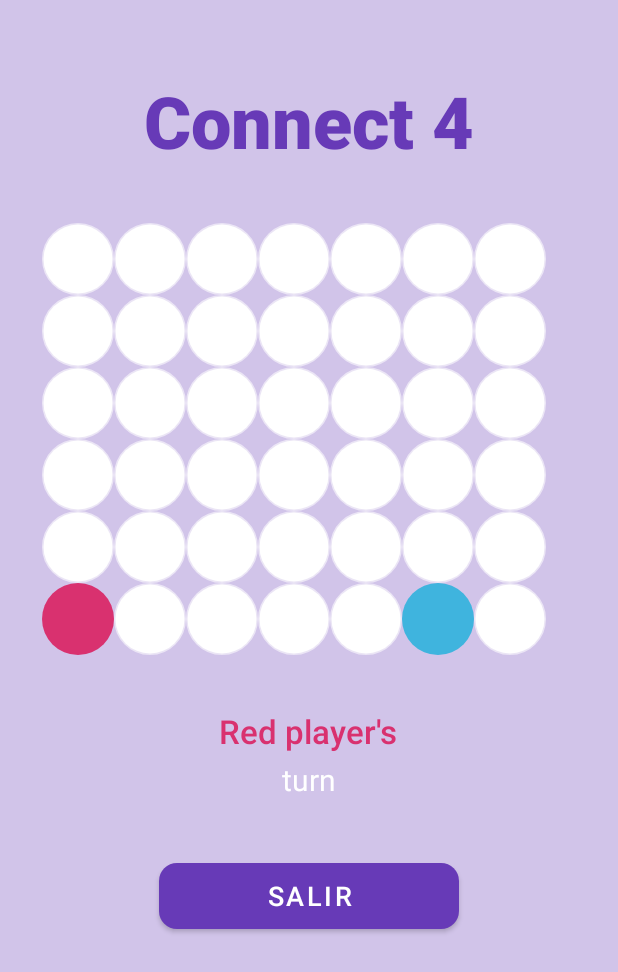
After one commit to IsraQuirozZ/ConnectFourGame, an Android app: the GameActivity screen opened directly, with no data from a screen before it, on a phone screen of 412 x 824 dp. The commit adds this screen. Shown: the top 972 px of the screen. Run offline under Robolectric (Android 15) with nearby library versions, the phone set to English and light mode, and no system bars.

Commit message:
Primer entrega

```diff
--- a/app/src/main/AndroidManifest.xml
+++ b/app/src/main/AndroidManifest.xml
@@ -13,6 +13,7 @@
         android:theme="@style/Theme.ConnectFourGame">
 
         <activity android:name=".CreatePlayerActivity" />
+        <activity android:name=".GameActivity" />
         <activity
             android:name=".MainActivity"
             android:exported="true">
--- /dev/null
+++ b/app/src/main/java/com/israquirozz/connectfourgame/GameActivity.kt
@@ -0,0 +1,31 @@
+package com.israquirozz.connectfourgame
+
+import android.content.Intent
+import android.os.Bundle
+import com.google.android.material.button.MaterialButton
+import androidx.appcompat.app.AppCompatActivity
+
+class GameActivity : AppCompatActivity() {
+    override fun onCreate(savedInstanceState: Bundle?) {
+        super.onCreate(savedInstanceState)
+        setContentView(R.layout.activity_game)
+
+        val btnExit = findViewById<MaterialButton>(R.id.btn_exit_game)
+
+        btnExit.setOnClickListener {
+            val intent = Intent(this, MainActivity::class.java)
+
+            // Limpia la pila de pantallas (muy importante)
+            intent.addFlags(
+                Intent.FLAG_ACTIVITY_CLEAR_TOP or
+                        Intent.FLAG_ACTIVITY_NEW_TASK
+            )
+
+            // Indicamos al MainActivity que debe resetear todo
+            intent.putExtra("RESET_PLAYER", true)
+
+            startActivity(intent)
+            finish()
+        }
+    }
+}
--- /dev/null
+++ b/app/src/main/res/drawable/chip_blue.xml
@@ -0,0 +1,9 @@
+<?xml version="1.0" encoding="utf-8"?>
+<shape xmlns:android="http://schemas.android.com/apk/res/android"
+    android:shape="oval">
+
+    <size android:width="48dp" android:height="48dp" />
+
+    <solid android:color="@color/blueSoft"/>
+
+</shape>
--- /dev/null
+++ b/app/src/main/res/drawable/chip_empty.xml
@@ -0,0 +1,13 @@
+<?xml version="1.0" encoding="utf-8"?>
+<shape xmlns:android="http://schemas.android.com/apk/res/android"
+    android:shape="oval">
+
+    <size android:width="48dp" android:height="48dp" />
+
+    <solid android:color="@color/white"/>
+
+    <stroke
+        android:width="2dp"
+        android:color="@color/emptyChipBorder" />
+
+</shape>
--- /dev/null
+++ b/app/src/main/res/drawable/chip_red.xml
@@ -0,0 +1,9 @@
+<?xml version="1.0" encoding="utf-8"?>
+<shape xmlns:android="http://schemas.android.com/apk/res/android"
+    android:shape="oval">
+
+    <size android:width="48dp" android:height="48dp" />
+
+    <solid android:color="@color/redSoft"/>
+
+</shape>
--- a/app/src/main/res/layout/activity_create_player.xml
+++ b/app/src/main/res/layout/activity_create_player.xml
@@ -10,6 +10,7 @@
         android:padding="24dp"
         android:layout_width="match_parent"
         android:layout_height="wrap_content">
+
 
         <!-- TITLE -->
         <TextView
--- /dev/null
+++ b/app/src/main/res/layout/activity_game.xml
@@ -0,0 +1,136 @@
+<?xml version="1.0" encoding="utf-8"?>
+<ScrollView xmlns:android="http://schemas.android.com/apk/res/android"
+    xmlns:app="http://schemas.android.com/apk/res-auto"
+    android:layout_width="match_parent"
+    android:layout_height="match_parent"
+    android:background="@color/primaryVeryLight">
+
+    <LinearLayout
+        android:orientation="vertical"
+        android:gravity="center_horizontal"
+        android:padding="24dp"
+        android:layout_width="match_parent"
+        android:layout_height="wrap_content">
+
+        <!-- TÍTULO -->
+        <TextView
+            android:id="@+id/tv_title_game"
+            android:text="Connect 4"
+            android:textColor="@color/primary"
+            android:textSize="48sp"
+            android:textStyle="bold"
+            android:layout_marginTop="24dp"
+            android:layout_marginBottom="32dp"
+            android:fontFamily="sans-serif-medium"
+            android:layout_width="wrap_content"
+            android:layout_height="wrap_content" />
+
+        <!-- CONTENEDOR CENTRADO -->
+        <FrameLayout
+            android:layout_width="match_parent"
+            android:layout_height="wrap_content"
+            android:gravity="center">
+
+            <!-- TABLERO -->
+            <GridLayout
+                android:id="@+id/grid_game"
+                android:layout_width="wrap_content"
+                android:layout_height="wrap_content"
+                android:alignmentMode="alignBounds"
+                android:rowCount="6"
+                android:columnCount="7"
+                android:useDefaultMargins="false"
+                android:padding="4dp">
+
+                <!-- FILA 1 -->
+                <include layout="@layout/item_empty_chip"/>
+                <include layout="@layout/item_empty_chip"/>
+                <include layout="@layout/item_empty_chip"/>
+                <include layout="@layout/item_empty_chip"/>
+                <include layout="@layout/item_empty_chip"/>
+                <include layout="@layout/item_empty_chip"/>
+                <include layout="@layout/item_empty_chip"/>
+
+                <!-- FILA 2 -->
+                <include layout="@layout/item_empty_chip"/>
+                <include layout="@layout/item_empty_chip"/>
+                <include layout="@layout/item_empty_chip"/>
+                <include layout="@layout/item_empty_chip"/>
+                <include layout="@layout/item_empty_chip"/>
+                <include layout="@layout/item_empty_chip"/>
+                <include layout="@layout/item_empty_chip"/>
+
+                <!-- FILA 3 -->
+                <include layout="@layout/item_empty_chip"/>
+                <include layout="@layout/item_empty_chip"/>
+                <include layout="@layout/item_empty_chip"/>
+                <include layout="@layout/item_empty_chip"/>
+                <include layout="@layout/item_empty_chip"/>
+                <include layout="@layout/item_empty_chip"/>
+                <include layout="@layout/item_empty_chip"/>
+
+                <!-- FILA 4 -->
+                <include layout="@layout/item_empty_chip"/>
+                <include layout="@layout/item_empty_chip"/>
+                <include layout="@layout/item_empty_chip"/>
+                <include layout="@layout/item_empty_chip"/>
+                <include layout="@layout/item_empty_chip"/>
+                <include layout="@layout/item_empty_chip"/>
+                <include layout="@layout/item_empty_chip"/>
+
+                <!-- FILA 5 -->
+                <include layout="@layout/item_empty_chip"/>
+                <include layout="@layout/item_empty_chip"/>
+                <include layout="@layout/item_empty_chip"/>
+                <include layout="@layout/item_empty_chip"/>
+                <include layout="@layout/item_empty_chip"/>
+                <include layout="@layout/item_empty_chip"/>
+                <include layout="@layout/item_empty_chip"/>
+
+                <!-- FILA 6 -->
+                <include layout="@layout/item_chip_red"/>
+                <include layout="@layout/item_empty_chip"/>
+                <include layout="@layout/item_empty_chip"/>
+                <include layout="@layout/item_empty_chip"/>
+                <include layout="@layout/item_empty_chip"/>
+                <include layout="@layout/item_chip_blue"/>
+                <include layout="@layout/item_empty_chip"/>
+
+            </GridLayout>
+
+        </FrameLayout>
+
+        <!-- TEXTO TURNO -->
+        <TextView
+            android:id="@+id/tv_turn"
+            android:layout_width="wrap_content"
+            android:layout_height="wrap_content"
+            android:text="Red player's"
+            android:textSize="22sp"
+            android:textColor="@color/redSoft"
+            android:fontFamily="sans-serif-medium"
+            android:layout_marginTop="32dp"/>
+
+        <TextView
+            android:id="@+id/tv_turn2"
+            android:layout_width="wrap_content"
+            android:layout_height="wrap_content"
+            android:text="turn"
+            android:textSize="20sp"
+            android:textColor="@color/white"
+            android:layout_marginTop="4dp"/>
+
+        <!-- BOTÓN SALIR -->
+        <com.google.android.material.button.MaterialButton
+            android:id="@+id/btn_exit_game"
+            android:layout_width="200dp"
+            android:layout_height="56dp"
+            android:text="Salir"
+            android:textSize="18sp"
+            android:layout_marginTop="36dp"
+            app:cornerRadius="12dp"
+            app:backgroundTint="@color/buttonEnabledBg"
+            android:textColor="@color/white" />
+
+    </LinearLayout>
+</ScrollView>
--- /dev/null
+++ b/app/src/main/res/layout/item_chip_blue.xml
@@ -0,0 +1,8 @@
+<?xml version="1.0" encoding="utf-8"?>
+<ImageView xmlns:android="http://schemas.android.com/apk/res/android"
+    android:layout_width="0dp"
+    android:layout_height="0dp"
+    android:layout_rowWeight="1"
+    android:layout_columnWeight="1"
+    android:adjustViewBounds="true"
+    android:src="@drawable/chip_blue" />
--- /dev/null
+++ b/app/src/main/res/layout/item_chip_red.xml
@@ -0,0 +1,8 @@
+<?xml version="1.0" encoding="utf-8"?>
+<ImageView xmlns:android="http://schemas.android.com/apk/res/android"
+    android:layout_width="0dp"
+    android:layout_height="0dp"
+    android:layout_rowWeight="1"
+    android:layout_columnWeight="1"
+    android:adjustViewBounds="true"
+    android:src="@drawable/chip_red" />
--- /dev/null
+++ b/app/src/main/res/layout/item_empty_chip.xml
@@ -0,0 +1,8 @@
+<?xml version="1.0" encoding="utf-8"?>
+<ImageView xmlns:android="http://schemas.android.com/apk/res/android"
+    android:layout_width="0dp"
+    android:layout_height="0dp"
+    android:layout_rowWeight="1"
+    android:layout_columnWeight="1"
+    android:adjustViewBounds="true"
+    android:src="@drawable/chip_empty" />
--- a/app/src/main/res/values/colors.xml
+++ b/app/src/main/res/values/colors.xml
@@ -28,11 +28,11 @@
     <color name="buttonDisabledBg">#D1C4E9</color>
 
     <!-- GAME COLORS (Conecta 4) -->
-    <color name="connect4Red">#D32F2F</color>       <!-- Rojo fuerte -->
-    <color name="connect4RedDark">#B71C1C</color>   <!-- Rojo oscuro -->
-    <color name="connect4Yellow">#FBC02D</color>    <!-- Amarillo -->
-    <color name="connect4YellowDark">#F9A825</color><!-- Amarillo oscuro -->
-    <color name="connect4BoardBlue">#0D47A1</color> <!-- Azul del tablero -->
+    <!--<color name="yellowSoft">#F6D55C</color>      Amarillo suave, cálido y visible -->
+    <color name="blueSoft">#3FB4DE</color>
+    <!-- <color name="redSoft">#D93D4D</color>        Rojo suave moderno, no tan saturado -->
+    <color name="redSoft">#D9316F</color>
+    <color name="emptyChipBorder">#90FFFFFF</color>  <!-- Blanco con borde suave translúcido -->
 
     <!-- NEUTRAL UTILITIES -->
     <color name="white">#FFFFFF</color>
```
Also changed, not shown: app/src/main/java/com/israquirozz/connectfourgame/CreatePlayerActivity.kt (+197 -87 lines), app/src/main/java/com/israquirozz/connectfourgame/MainActivity.kt (+53 -8 lines), app/src/main/res/color/btn_play_selector.xml (added, +12 -0 lines), app/src/main/res/color/btn_play_text_selector.xml (added, +12 -0 lines), app/src/main/res/drawable/toast_background.xml (added, +12 -0 lines), app/src/main/res/layout/activity_main.xml (+4 -5 lines), app/src/main/res/layout/custom_toast.xml (added, +16 -0 lines).
